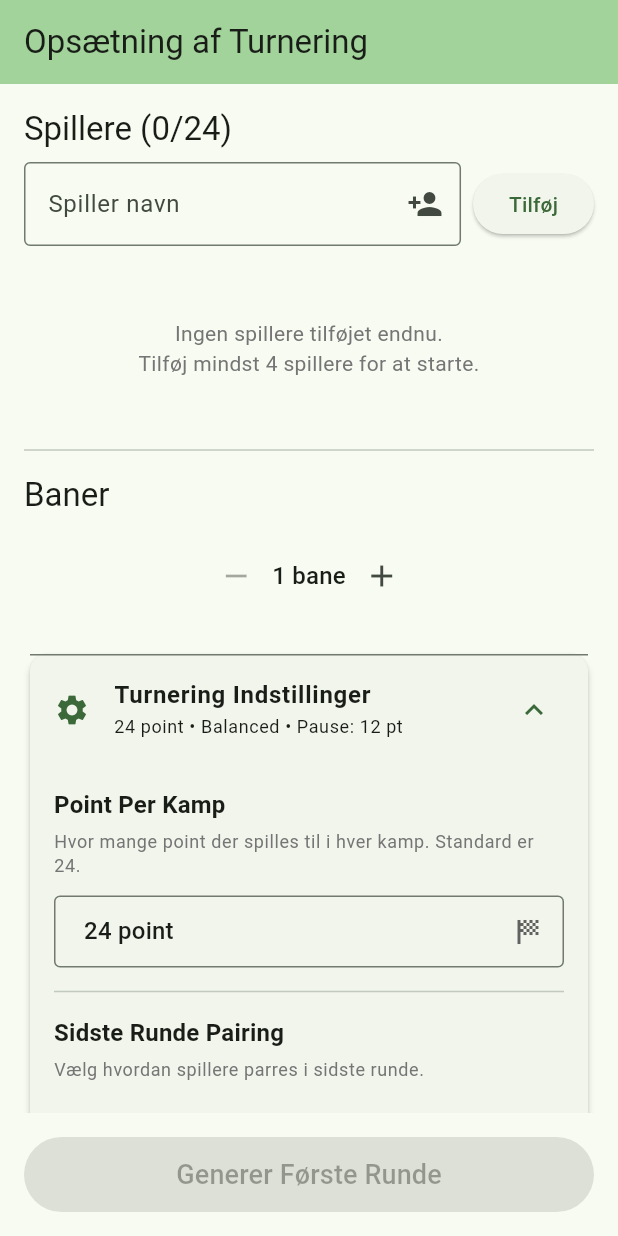
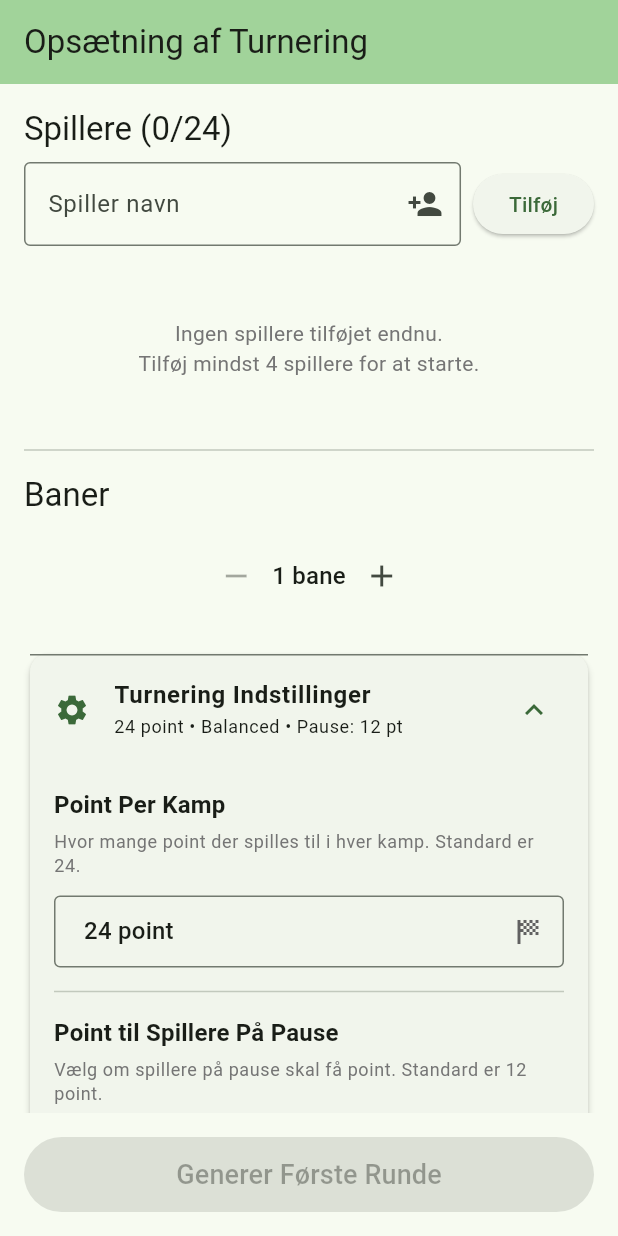
Before and after one commit to aerodk/ubiquitous-octo-disco, a Flutter app: the screen it shows after launch, after a tap on the "add" icon, after a tap on the "remove" icon, after a tap on "Turnering Indstillinger", on a phone screen of 412 x 824 dp. Run offline on Flutter 3.47's test engine with Material 3 defaults, Android fonts, the phone set to English and light mode, and no system bars; our stand-ins replace shared_preferences.

Commit message:
Add UI for pause points setting in tournament settings widget
Co-authored-by: aerodk <13653986+aerodk@users.noreply.github.com>

```diff
--- a/lib/widgets/tournament_settings_widget.dart
+++ b/lib/widgets/tournament_settings_widget.dart
@@ -95,6 +95,11 @@ class _TournamentSettingsWidgetState extends State<TournamentSettingsWidget> {
 
                 const Divider(height: 32),
 
+                // Pause Points Setting
+                _buildPausePointsSection(theme),
+
+                const Divider(height: 32),
+
                 // Pairing Strategy Setting
                 _buildPairingStrategySection(theme),
               ],
@@ -151,6 +156,56 @@ class _TournamentSettingsWidgetState extends State<TournamentSettingsWidget> {
     );
   }
 
+  Widget _buildPausePointsSection(ThemeData theme) {
+    return Column(
+      crossAxisAlignment: CrossAxisAlignment.start,
+      children: [
+        Text(
+          'Point til Spillere På Pause',
+          style: theme.textTheme.titleMedium?.copyWith(
+            fontWeight: FontWeight.bold,
+          ),
+        ),
+        const SizedBox(height: 4),
+        Text(
+          'Vælg om spillere på pause skal få point. Standard er 12 point.',
+          style: theme.textTheme.bodySmall?.copyWith(
+            color: Colors.grey[600],
+          ),
+        ),
+        const SizedBox(height: 12),
+        DropdownButtonFormField<int>(
+          value: _currentSettings.pausePointsAwarded,
+          decoration: InputDecoration(
+            border: const OutlineInputBorder(),
+            contentPadding: const EdgeInsets.symmetric(horizontal: 16, vertical: 8),
+            suffixIcon: const Icon(Icons.timer_off),
+            enabled: widget.enabled,
+          ),
+          items: const [
+            DropdownMenuItem(
+              value: 0,
+              child: Text('0 point (ingen belønning)'),
+            ),
+            DropdownMenuItem(
+              value: 12,
+              child: Text('12 point (standard)'),
+            ),
+          ],
+          onChanged: widget.enabled
+              ? (value) {
+                  if (value != null) {
+                    _updateSettings(_currentSettings.copyWith(
+                      pausePointsAwarded: value,
+                    ));
+                  }
+                }
+              : null,
+        ),
+      ],
+    );
+  }
+
   Widget _buildPairingStrategySection(ThemeData theme) {
     return Column(
       crossAxisAlignment: CrossAxisAlignment.start,
```
